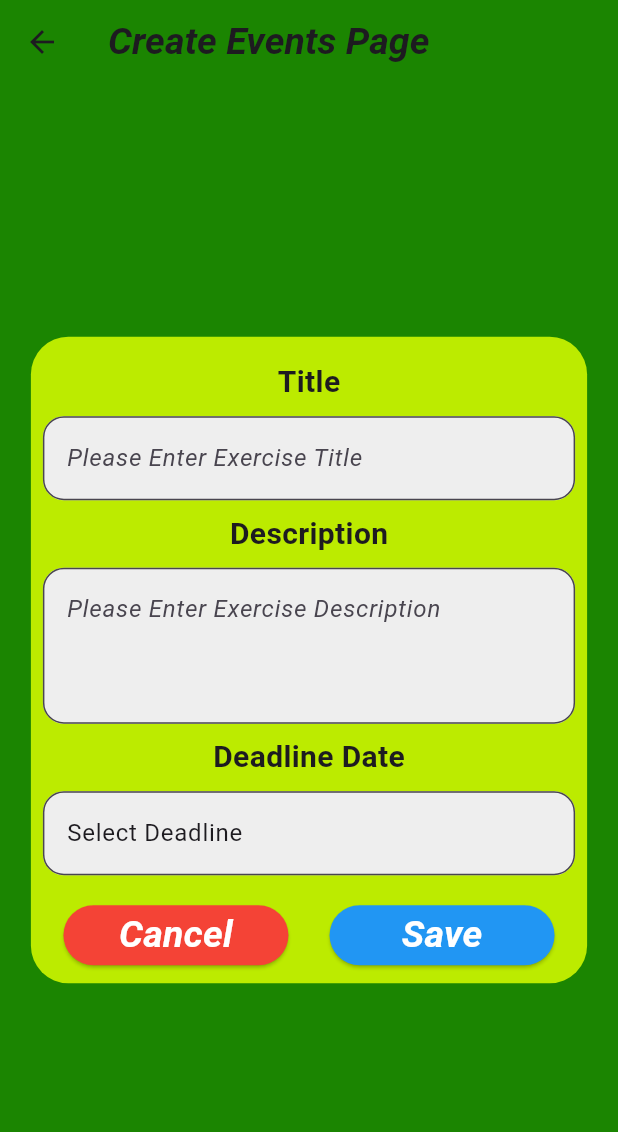
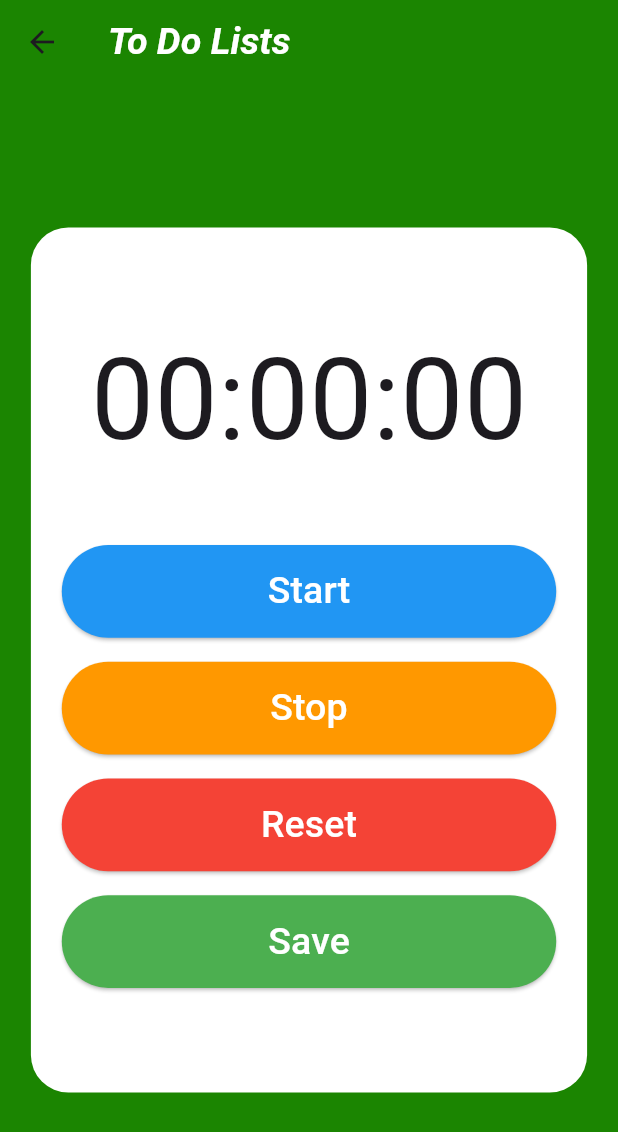
Before and after one commit to SemihKucukpehlivan/kisisel_hedef_asistani, a Flutter app: the MenuScreen screen opened directly, after a tap on "Calendar", on a phone screen of 412 x 824 dp. Shown: the top 1132 px of the screen. Run offline on Flutter 3.47's test engine with Material 3 defaults, Android fonts, the light colour scheme and no system bars; our stand-ins replace cloud_firestore, firebase_auth, firebase_core, fluttertoast, google_sign_in; accounts and stored records are empty.

Commit message:
Stop Watch Added
New Year!!!!!!

```diff
--- a/lib/screens/createToDoScreen.dart
+++ b/lib/screens/createToDoScreen.dart
@@ -44,7 +44,7 @@ class _CreateToDoScreenState extends State<CreateToDoScreen> {
             child: Container(
               width: MediaQuery.of(context).size.width * 0.9,
               decoration: BoxDecoration(
-                  color: const Color.fromRGBO(188, 235, 0, 75),
+                  color: const Color.fromRGBO(255, 255, 255, 75),
                   borderRadius: BorderRadius.circular(25)),
               child: Padding(
                 padding: const EdgeInsets.all(8.0),
@@ -116,8 +116,7 @@ class _CreateToDoScreenState extends State<CreateToDoScreen> {
                               await firestoreService.addTodo(newTodo, userId);
 
                               // ignore: use_build_context_synchronously
-                              Navigator.pop(context,true);
-
+                              Navigator.pop(context, true);
                             }
                           },
                           child: const Text(
@@ -140,6 +139,7 @@ class _CreateToDoScreenState extends State<CreateToDoScreen> {
       ),
     );
   }
+
   void _datePick() async {
     picked = await showDatePicker(
       context: context,
--- a/lib/screens/menuScreen.dart
+++ b/lib/screens/menuScreen.dart
@@ -1,6 +1,7 @@
 import 'package:flutter/material.dart';
 import 'package:kisisel_hedef_asistani/screens/createToDoScreen.dart';
 import 'package:kisisel_hedef_asistani/screens/listTodoScreen.dart';
+import 'package:kisisel_hedef_asistani/screens/stopWatchScreen.dart';
 import 'package:kisisel_hedef_asistani/widgets/cardWidget.dart';
 
 class MenuScreen extends StatelessWidget {
@@ -45,9 +46,9 @@ class MenuScreen extends StatelessWidget {
                   Row(
                     mainAxisAlignment: MainAxisAlignment.spaceEvenly,
                     children: [
-                      const CardWidget(
+                      CardWidget(
                           title: 'Calendar',
-                          nextPage: CreateToDoScreen(),
+                          nextPage: StopWatchScreen(),
                           imagePath: "assets/images/indir.png"),
                       CardWidget(
                           title: "Graphics",
--- /dev/null
+++ b/lib/screens/stopWatchScreen.dart
@@ -0,0 +1,149 @@
+import 'dart:async';
+import 'package:firebase_auth/firebase_auth.dart';
+import 'package:flutter/material.dart';
+import 'package:fluttertoast/fluttertoast.dart';
+import 'package:kisisel_hedef_asistani/services/firestore_service.dart';
+
+class StopWatchScreen extends StatefulWidget {
+  @override
+  _StopWatchScreenState createState() => _StopWatchScreenState();
+}
+
+class _StopWatchScreenState extends State<StopWatchScreen> {
+  final Stopwatch _stopwatch = Stopwatch();
+  String _elapsedTime = "00:00:00";
+  final User? _user = FirebaseAuth.instance.currentUser;
+  late Timer _timer;
+
+  @override
+  void initState() {
+    super.initState();
+    _stopwatch.stop();
+  }
+
+  @override
+  void dispose() {
+    _stopwatch.stop();
+    if (_timer.isActive) {
+      _timer.cancel(); // Timer'ı dispose et
+    }
+    super.dispose();
+  }
+
+  @override
+  Widget build(BuildContext context) {
+    return Scaffold(
+      backgroundColor: const Color.fromARGB(255, 27, 133, 1),
+      appBar: AppBar(
+        title: const Text(
+          "To Do Lists",
+          style: TextStyle(
+              color: Colors.white,
+              fontSize: 25,
+              fontWeight: FontWeight.bold,
+              fontStyle: FontStyle.italic),
+        ),
+        backgroundColor: Colors.transparent,
+      ),
+      body: Center(
+        child: Container(
+          width: MediaQuery.of(context).size.width * 0.9,
+          height: MediaQuery.of(context).size.height * 0.7,
+          decoration: BoxDecoration(
+              color: const Color.fromRGBO(255, 255, 255, 75),
+              borderRadius: BorderRadius.circular(25)),
+          child: Column(
+            mainAxisAlignment: MainAxisAlignment.center,
+            crossAxisAlignment: CrossAxisAlignment.center,
+            children: [
+              Text(
+                _elapsedTime,
+                style: const TextStyle(
+                  fontSize: 75,
+                ),
+              ),
+              SizedBox(height: 35),
+              _buildElevatedButton(
+                  text: "Start", onTap: _startStopwatch, color: Colors.blue),
+              _buildElevatedButton(
+                  text: "Stop", onTap: _stopStopwatch, color: Colors.orange),
+              _buildElevatedButton(
+                  color: Colors.red, onTap: _resetStopwatch, text: "Reset"),
+              _buildElevatedButton(
+                  text: "Save", onTap: _saveTimeToFirebase, color: Colors.green)
+            ],
+          ),
+        ),
+      ),
+    );
+  }
+
+  void _startStopwatch() {
+    _stopwatch.start();
+    _timer = Timer.periodic(Duration(seconds: 1), (timer) {
+      _updateElapsedTime();
+    });
+  }
+
+  void _stopStopwatch() {
+    setState(() {
+      _stopwatch.stop();
+    });
+  }
+
+  void _resetStopwatch() {
+    setState(() {
+      _stopwatch.reset();
+      _updateElapsedTime();
+    });
+  }
+
+  void _updateElapsedTime() {
+    setState(() {
+      _elapsedTime = _formatTime(_stopwatch.elapsedMilliseconds);
+    });
+  }
+
+  String _formatTime(int milliseconds) {
+    int seconds = (milliseconds / 1000).truncate();
+    int minutes = (seconds / 60).truncate();
+    int hours = (minutes / 60).truncate();
+
+    String hoursStr = (hours % 60).toString().padLeft(2, '0');
+    String minutesStr = (minutes % 60).toString().padLeft(2, '0');
+    String secondsStr = (seconds % 60).toString().padLeft(2, '0');
+
+    return "$hoursStr:$minutesStr:$secondsStr";
+  }
+
+  void _saveTimeToFirebase() async {
+    if (_user != null) {
+      String userUid = _user!.uid;
+      FirestoreService firestoreService = FirestoreService();
+      // FirestoreService'deki saveTime metodunu çağırın
+      await firestoreService.saveTime(_elapsedTime, userUid);
+      Fluttertoast.showToast(msg: "Time saved successfully");
+    }
+  }
+
+  Widget _buildElevatedButton(
+      {required String text,
+      required VoidCallback onTap,
+      required Color color}) {
+    return Padding(
+      padding: const EdgeInsets.only(top: 8, bottom: 8),
+      child: SizedBox(
+        width: MediaQuery.of(context).size.width * 0.8,
+        height: MediaQuery.of(context).size.height * 0.075,
+        child: ElevatedButton(
+          onPressed: onTap,
+          style: ElevatedButton.styleFrom(backgroundColor: color),
+          child: Text(
+            text,
+            style: const TextStyle(fontSize: 25, color: Colors.white),
+          ),
+        ),
+      ),
+    );
+  }
+}
--- a/pubspec.yaml
+++ b/pubspec.yaml
@@ -41,6 +41,9 @@ dependencies:
   fluttertoast: ^8.2.4
   google_sign_in: ^6.2.1
   intl: ^0.17.0
+
+
+
 
 dev_dependencies:
   flutter_test:
```
Also changed, not shown: lib/services/firestore_service.dart (+17 -0 lines).
